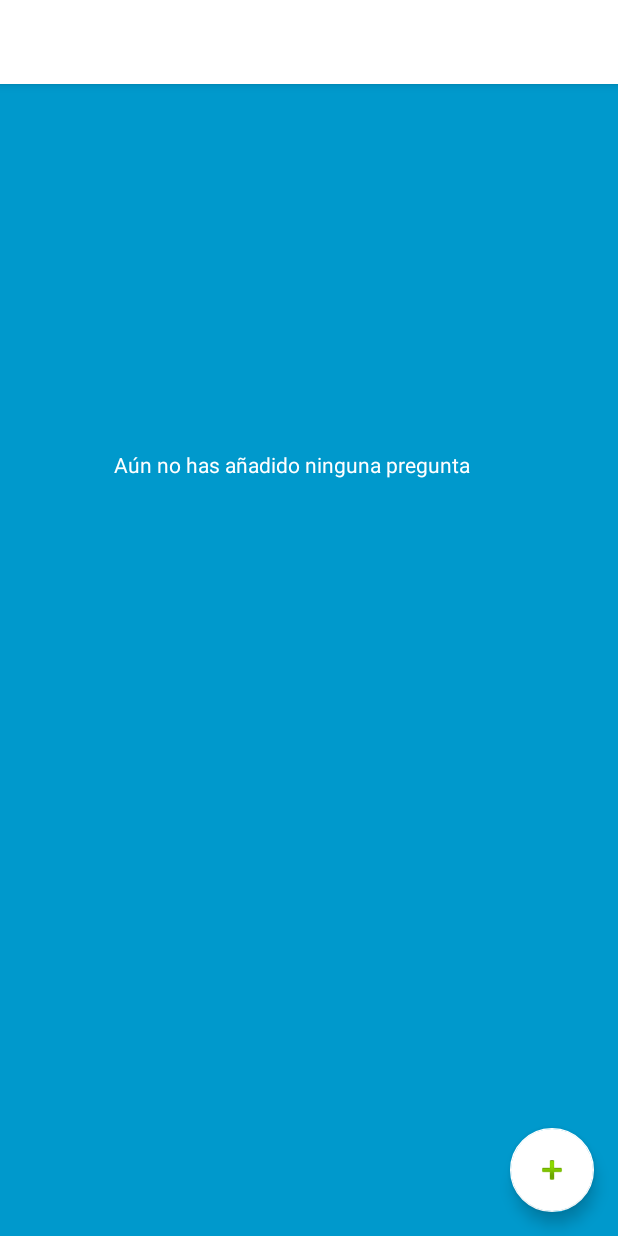
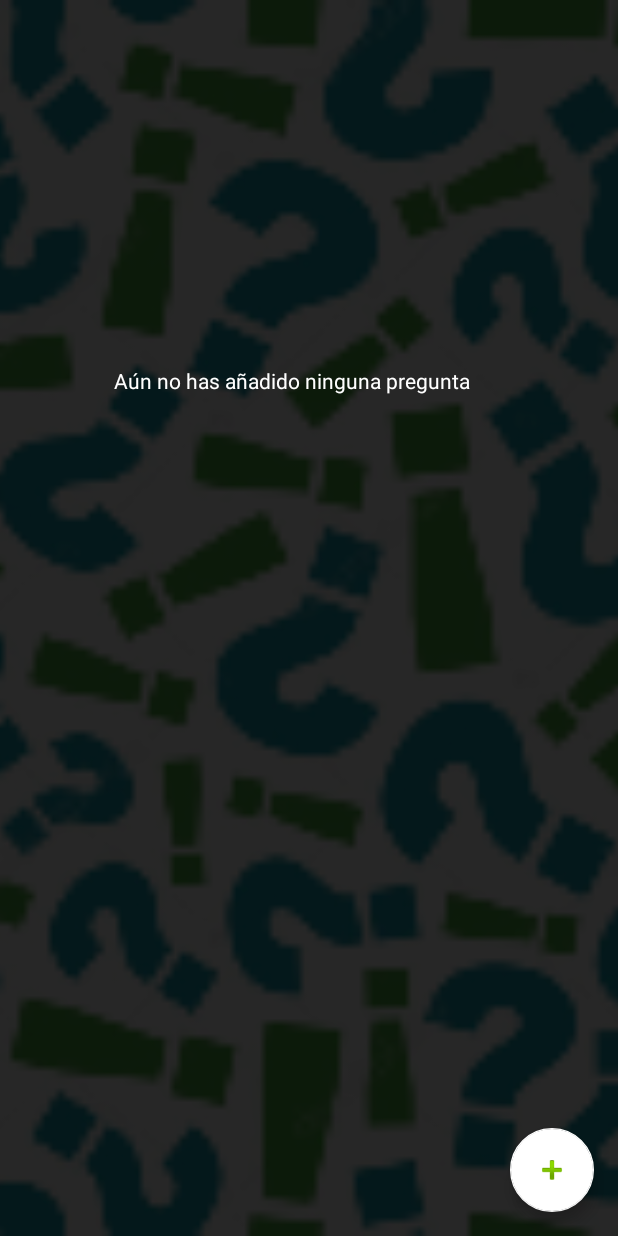
Before and after one commit to rujex/android, an Android app: the layout activity_listado_preguntas.xml on its own in the app's theme, with its tools: preview values and no code run, on a phone screen of 412 x 824 dp. Run offline under Robolectric (Android 15) with nearby library versions, the phone set to English and light mode, and no system bars; Roboto replaces fonts that are not available here.

Commit message:
listado preguntas corregido

```diff
--- a/app/src/main/res/layout/activity_listado_preguntas.xml
+++ b/app/src/main/res/layout/activity_listado_preguntas.xml
@@ -13,14 +13,7 @@
         android:background="@color/colorAccent"
         android:theme="@style/AppTheme.AppBarOverlay">
 
-        <android.support.v7.widget.Toolbar
-            android:id="@+id/toolbar"
-            android:layout_width="match_parent"
-            android:layout_height="?attr/actionBarSize"
-            android:background="@color/colorAccent"
-            app:popupTheme="@style/AppTheme.PopupOverlay" />
-
-    </android.support.design.widget.AppBarLayout>
+       </android.support.design.widget.AppBarLayout>
 
     <include layout="@layout/content_listado_preguntas" />
 
--- a/app/src/main/res/layout/content_listado_preguntas.xml
+++ b/app/src/main/res/layout/content_listado_preguntas.xml
@@ -1,5 +1,5 @@
 <?xml version="1.0" encoding="utf-8"?>
-<android.support.constraint.ConstraintLayout xmlns:android="http://schemas.android.com/apk/res/android"
+<RelativeLayout xmlns:android="http://schemas.android.com/apk/res/android"
     xmlns:app="http://schemas.android.com/apk/res-auto"
     xmlns:tools="http://schemas.android.com/tools"
     android:layout_width="match_parent"
@@ -8,11 +8,25 @@
     tools:context=".vistas.ListadoPreguntas"
     tools:showIn="@layout/activity_listado_preguntas">
 
+    <ImageView
+        android:layout_width="match_parent"
+        android:layout_height="match_parent"
+        android:scaleType="centerCrop"
+        android:src="@mipmap/fondo" />
+
+    <android.support.constraint.ConstraintLayout
+        android:layout_width="match_parent"
+        android:layout_height="match_parent"
+        android:layout_alignParentStart="true"
+        android:layout_alignParentTop="true"
+        android:layout_marginStart="0dp"
+        android:layout_marginTop="0dp"
+        android:background="#d8000000">
+
     <android.support.v7.widget.RecyclerView
         android:id="@+id/recyclerView"
         android:layout_width="0dp"
         android:layout_height="0dp"
-        android:background="@android:color/holo_blue_dark"
         app:layout_constraintBottom_toBottomOf="parent"
         app:layout_constraintEnd_toEndOf="parent"
         app:layout_constraintStart_toStartOf="parent"
@@ -30,4 +44,7 @@
         android:textColor="@android:color/background_light"
         app:layout_constraintStart_toStartOf="parent"
         app:layout_constraintTop_toTopOf="parent" />
-</android.support.constraint.ConstraintLayout>
+
+    </android.support.constraint.ConstraintLayout>
+
+</RelativeLayout>
--- a/app/src/main/res/layout/row.xml
+++ b/app/src/main/res/layout/row.xml
@@ -5,7 +5,7 @@
     android:layout_width="match_parent"
     android:layout_height="wrap_content"
     android:layout_marginBottom="8dp"
-    android:background="@android:color/darker_gray"
+    android:background="#615f5f"
     android:orientation="vertical">
 
     <LinearLayout
```
